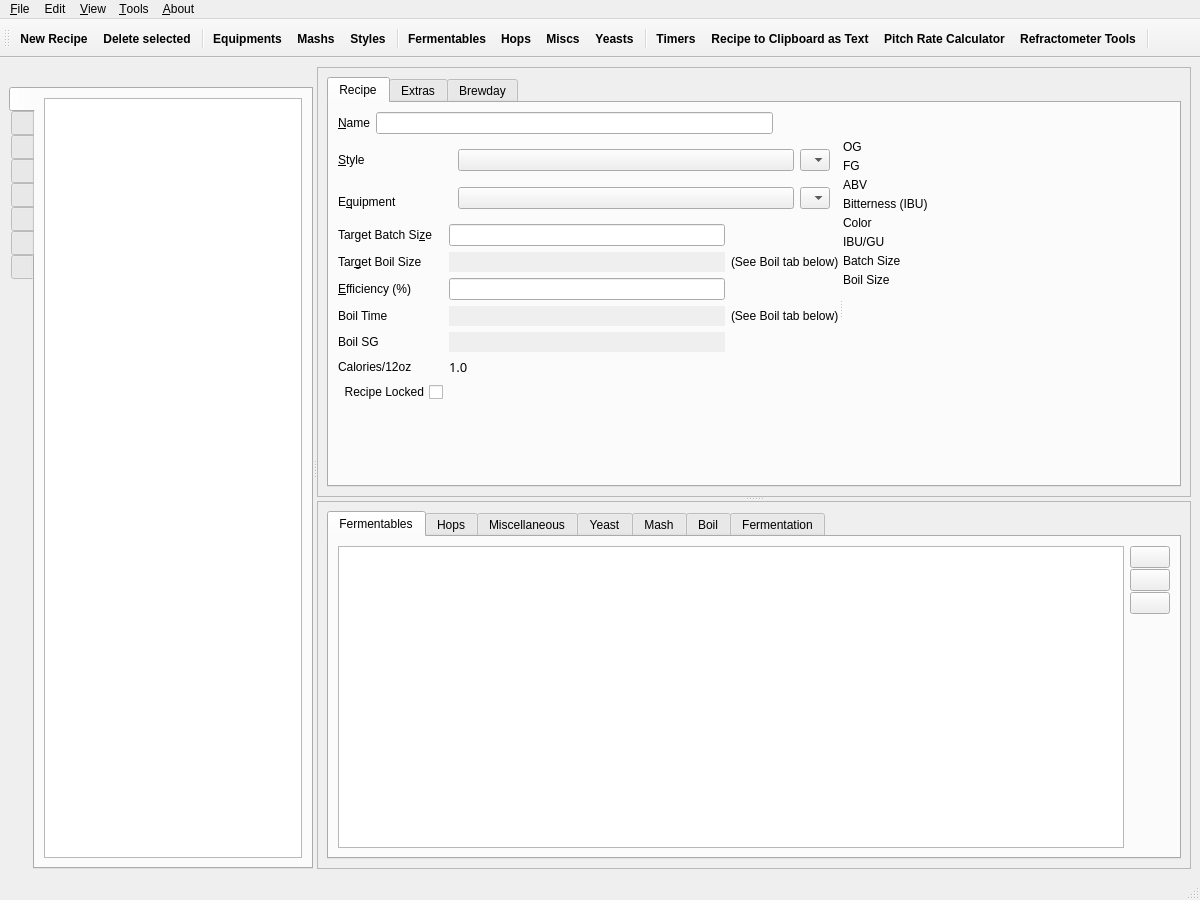
Qt form ui/mainWindow.ui (Brewtarget/brewtarget) before a commit.
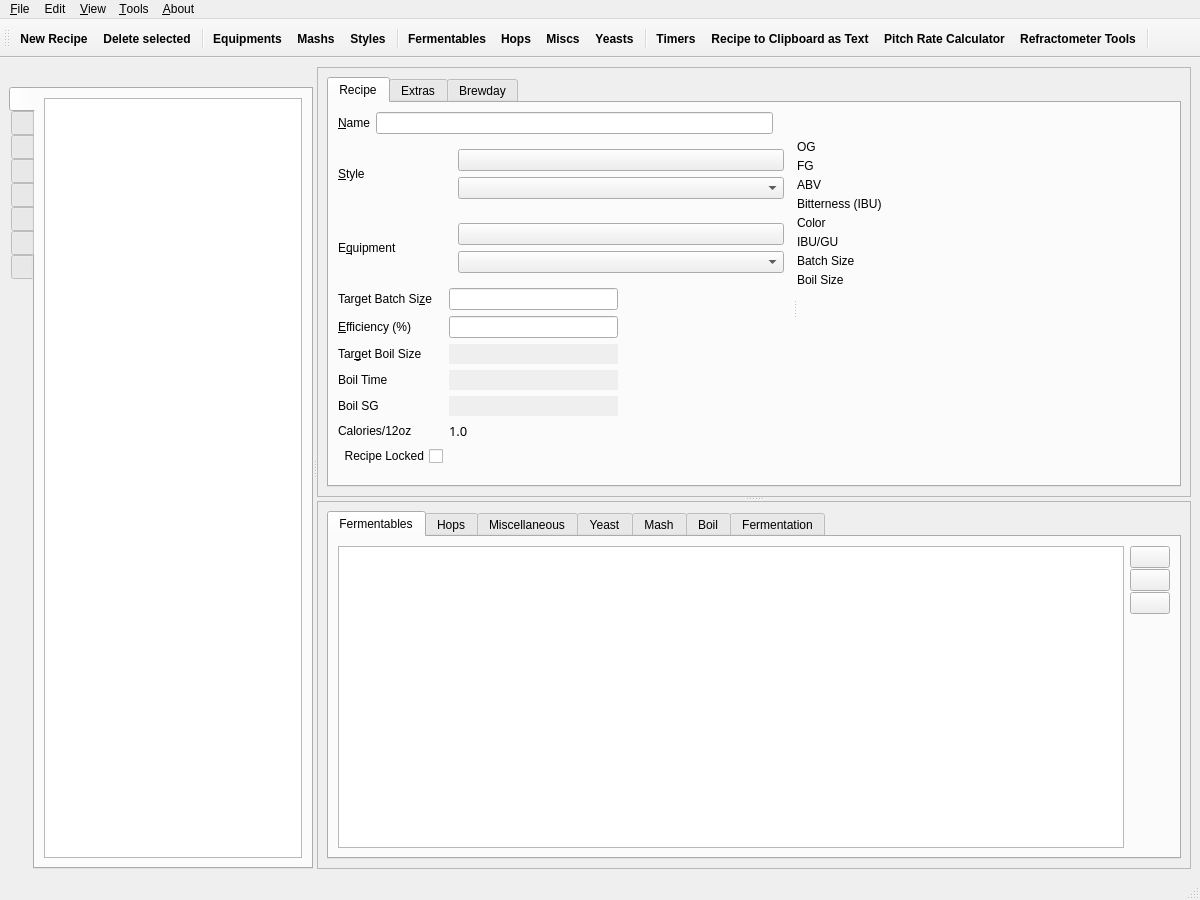
The same form after that commit. Icons and pictures are not drawn. Custom widgets are drawn as their Qt base class.

Commit message: Fix non-visible drop-downs next to resize bar, plus small tidy-ups

The edit to the form file:
```diff
--- a/ui/mainWindow.ui
+++ b/ui/mainWindow.ui
@@ -367,49 +367,37 @@
                     </item>
                     <item row="2" column="1" colspan="2">
                      <widget class="QWidget" name="qWidget_styleBox" native="true">
-                      <layout class="QHBoxLayout" name="horizontalLayout_11">
+                      <layout class="QVBoxLayout" name="styleSubLayout">
                        <item>
                         <widget class="StyleButton" name="styleButton">
                          <property name="sizePolicy">
-                          <sizepolicy hsizetype="Minimum" vsizetype="Fixed">
+                          <sizepolicy hsizetype="MinimumExpanding" vsizetype="Preferred">
                            <horstretch>0</horstretch>
                            <verstretch>0</verstretch>
                           </sizepolicy>
                          </property>
                          <property name="minimumSize">
                           <size>
-                           <width>0</width>
+                           <width>128</width>
                            <height>0</height>
                           </size>
                          </property>
-                         <property name="maximumSize">
-                          <size>
-                           <width>360</width>
-                           <height>16777215</height>
-                          </size>
-                         </property>
-                         <property name="text">
-                          <string/>
-                         </property>
                         </widget>
                        </item>
                        <item>
                         <widget class="CustomComboBox" name="styleComboBox">
                          <property name="sizePolicy">
-                          <sizepolicy hsizetype="Maximum" vsizetype="Fixed">
+                          <sizepolicy hsizetype="MinimumExpanding" vsizetype="Preferred">
                            <horstretch>0</horstretch>
                            <verstretch>0</verstretch>
                           </sizepolicy>
                          </property>
-                         <property name="maximumSize">
+                         <property name="minimumSize">
                           <size>
-                           <width>30</width>
-                           <height>16777215</height>
+                           <width>128</width>
+                           <height>0</height>
                           </size>
                          </property>
-                         <property name="styleSheet">
-                          <string notr="true">combobox-popup: 0;</string>
-                         </property>
                          <property name="maxVisibleItems">
                           <number>15</number>
                          </property>
@@ -430,38 +418,35 @@
                     </item>
                     <item row="3" column="1" colspan="2">
                      <widget class="QWidget" name="qWidget_equipmentBox" native="true">
-                      <layout class="QHBoxLayout" name="horizontalLayout_2">
-                       <property name="topMargin">
-                        <number>1</number>
-                       </property>
+                      <layout class="QVBoxLayout" name="equipmentSubLayout">
                        <item>
                         <widget class="EquipmentButton" name="equipmentButton">
+                         <property name="sizePolicy">
+                          <sizepolicy hsizetype="MinimumExpanding" vsizetype="Preferred">
+                           <horstretch>0</horstretch>
+                           <verstretch>0</verstretch>
+                          </sizepolicy>
+                         </property>
                          <property name="minimumSize">
                           <size>
-                           <width>0</width>
+                           <width>128</width>
                            <height>0</height>
                           </size>
                          </property>
-                         <property name="maximumSize">
-                          <size>
-                           <width>16777215</width>
-                           <height>16777215</height>
-                          </size>
-                         </property>
                         </widget>
                        </item>
                        <item>
                         <widget class="CustomComboBox" name="equipmentComboBox">
                          <property name="sizePolicy">
-                          <sizepolicy hsizetype="Maximum" vsizetype="Fixed">
+                          <sizepolicy hsizetype="MinimumExpanding" vsizetype="Preferred">
                            <horstretch>0</horstretch>
                            <verstretch>0</verstretch>
                           </sizepolicy>
                          </property>
-                         <property name="maximumSize">
+                         <property name="minimumSize">
                           <size>
-                           <width>30</width>
-                           <height>16777215</height>
+                           <width>128</width>
+                           <height>0</height>
                           </size>
                          </property>
                         </widget>
@@ -471,12 +456,6 @@
                     </item>
                     <item row="4" column="0">
                      <widget class="SmartLabel" name="label_targetBatchSize">
-                      <property name="sizePolicy">
-                       <sizepolicy hsizetype="Preferred" vsizetype="Preferred">
-                        <horstretch>0</horstretch>
-                        <verstretch>0</verstretch>
-                       </sizepolicy>
-                      </property>
                       <property name="contextMenuPolicy">
                        <enum>Qt::CustomContextMenu</enum>
                       </property>
@@ -499,48 +478,6 @@
                      </widget>
                     </item>
                     <item row="5" column="0">
-                     <widget class="SmartLabel" name="label_targetBoilSize">
-                      <property name="contextMenuPolicy">
-                       <enum>Qt::CustomContextMenu</enum>
-                      </property>
-                      <property name="text">
-                       <string>Tar&amp;get Boil Size</string>
-                      </property>
-                      <property name="buddy">
-                       <cstring>lineEdit_boilSize</cstring>
-                      </property>
-                     </widget>
-                    </item>
-                    <item row="5" column="1">
-                     <widget class="SmartLineEdit" name="lineEdit_boilSize">
-                      <property name="enabled">
-                       <bool>false</bool>
-                      </property>
-                      <property name="mouseTracking">
-                       <bool>false</bool>
-                      </property>
-                      <property name="acceptDrops">
-                       <bool>false</bool>
-                      </property>
-                      <property name="frame">
-                       <bool>false</bool>
-                      </property>
-                      <property name="readOnly">
-                       <bool>true</bool>
-                      </property>
-                     </widget>
-                    </item>
-                    <item row="5" column="2">
-                     <widget class="QLabel" name="label_boilSizeExplanation">
-                      <property name="contextMenuPolicy">
-                       <enum>Qt::CustomContextMenu</enum>
-                      </property>
-                      <property name="text">
-                       <string>(See Boil tab below)</string>
-                      </property>
-                     </widget>
-                    </item>
-                    <item row="6" column="0">
                      <widget class="QLabel" name="label_efficiency">
                       <property name="text">
                        <string>&amp;Efficiency (%)</string>
@@ -550,7 +487,7 @@
                       </property>
                      </widget>
                     </item>
-                    <item row="6" column="1">
+                    <item row="5" column="1">
                      <widget class="SmartLineEdit" name="lineEdit_efficiency">
                       <property name="contextMenuPolicy">
                        <enum>Qt::DefaultContextMenu</enum>
@@ -563,6 +500,38 @@
                       </property>
                      </widget>
                     </item>
+                    <item row="6" column="0">
+                     <widget class="SmartLabel" name="label_targetBoilSize">
+                      <property name="contextMenuPolicy">
+                       <enum>Qt::CustomContextMenu</enum>
+                      </property>
+                      <property name="text">
+                       <string>Tar&amp;get Boil Size</string>
+                      </property>
+                      <property name="buddy">
+                       <cstring>lineEdit_boilSize</cstring>
+                      </property>
+                     </widget>
+                    </item>
+                    <item row="6" column="1">
+                     <widget class="SmartLineEdit" name="lineEdit_boilSize">
+                      <property name="toolTip">
+                       <string>See Boil tab below</string>
+                      </property>
+                      <property name="enabled">
+                       <bool>false</bool>
+                      </property>
+                      <property name="acceptDrops">
+                       <bool>false</bool>
+                      </property>
+                      <property name="frame">
+                       <bool>false</bool>
+                      </property>
+                      <property name="readOnly">
+                       <bool>true</bool>
+                      </property>
+                     </widget>
+                    </item>
                     <item row="7" column="0">
                      <widget class="SmartLabel" name="label_boilTime">
                       <property name="contextMenuPolicy">
@@ -592,16 +561,6 @@
                       </property>
                      </widget>
                     </item>
-                    <item row="7" column="2">
-                     <widget class="QLabel" name="label_boilTimeExplanation">
-                      <property name="contextMenuPolicy">
-                       <enum>Qt::CustomContextMenu</enum>
-                      </property>
-                      <property name="text">
-                       <string>(See Boil tab below)</string>
-                      </property>
-                     </widget>
-                    </item>
                     <item row="8" column="0">
                      <widget class="SmartLabel" name="label_boilSg">
                       <property name="contextMenuPolicy">
@@ -667,6 +626,19 @@
                       </property>
                      </widget>
                     </item>
+                    <item row="10" column="2">
+                     <spacer name="horizontalSpacer_2">
+                      <property name="orientation">
+                       <enum>Qt::Horizontal</enum>
+                      </property>
+                      <property name="sizeHint" stdset="0">
+                       <size>
+                        <width>40</width>
+                        <height>20</height>
+                       </size>
+                      </property>
+                     </spacer>
+                    </item>
                    </layout>
                   </item>
                   <item>
```
Left out of the diff: 15 changed lines with no effect on the pictures. The commit also changes 1 other file.
